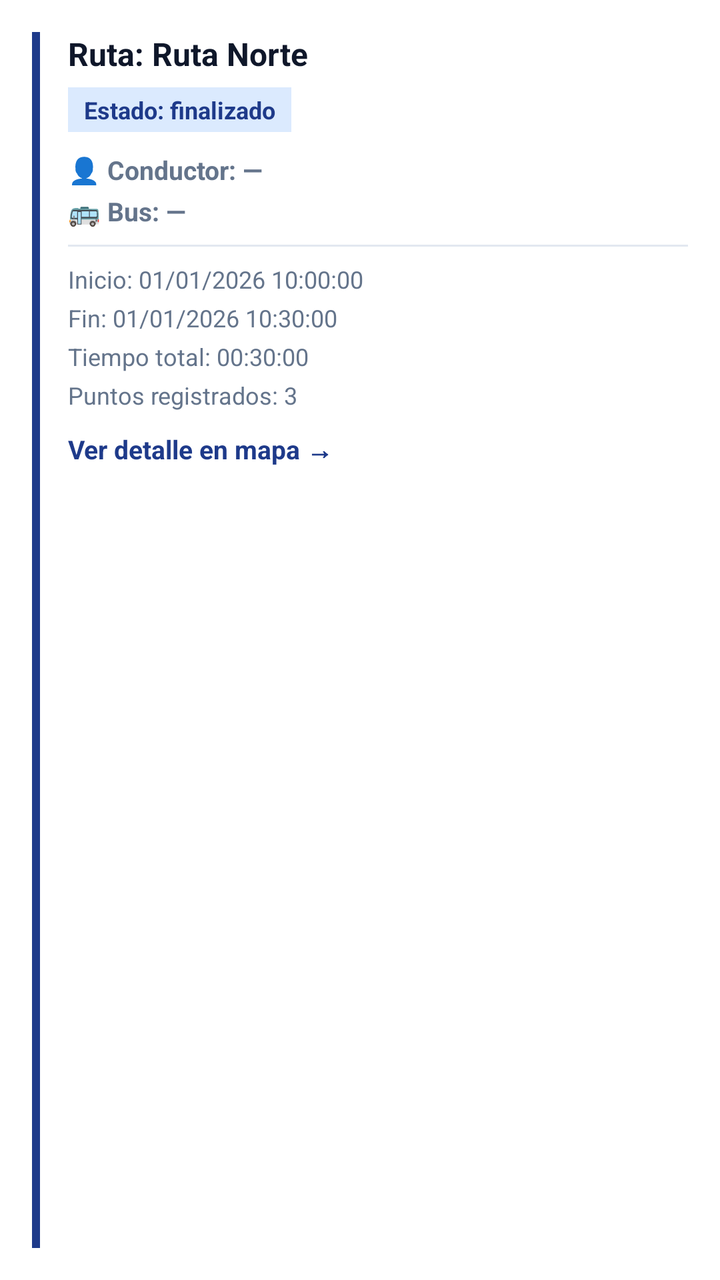
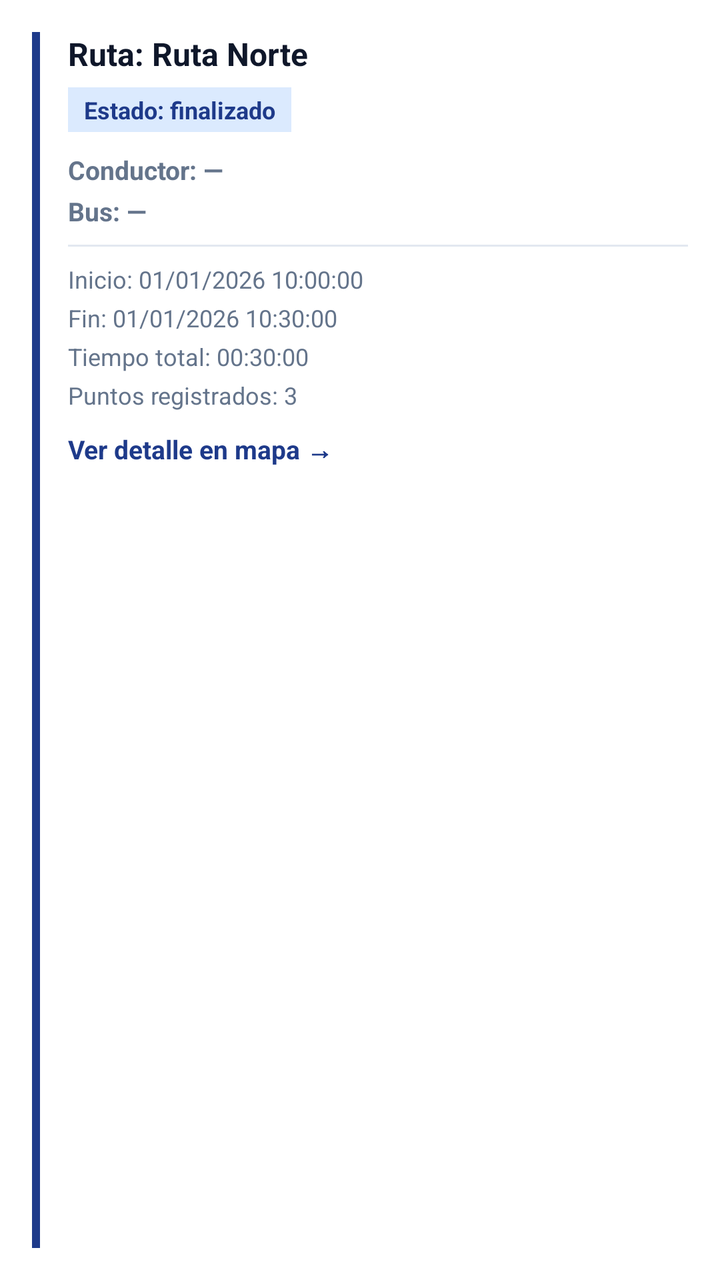

Two renders of the same Android screen: before a commit and after it. Below are the layout's source before the change and the commit's diff.
<!-- AndroidManifest.xml: application theme Theme.Copia1APP -->
<!-- res/layout/item_historial_recorrido.xml -->
<?xml version="1.0" encoding="utf-8"?>
<LinearLayout
    xmlns:android="http://schemas.android.com/apk/res/android"
    android:layout_width="match_parent"
    android:layout_height="wrap_content"
    android:orientation="horizontal"
    android:background="@color/surface"
    android:padding="16dp"
    android:layout_marginBottom="12dp"
    android:layout_marginStart="4dp"
    android:layout_marginEnd="4dp">

    
    <View
        android:layout_width="4dp"
        android:layout_height="match_parent"
        android:background="@color/primary"
        android:layout_marginEnd="14dp" />

    
    <LinearLayout
        android:layout_width="0dp"
        android:layout_height="wrap_content"
        android:layout_weight="1"
        android:orientation="vertical">

        
        <TextView
            android:id="@+id/tvRutaHistorialItem"
            android:layout_width="match_parent"
            android:layout_height="wrap_content"
            android:text="Ruta: Ruta Norte"
            android:textSize="16sp"
            android:textStyle="bold"
            android:textColor="@color/text_primary"
            android:layout_marginBottom="6dp" />

        
        <LinearLayout
            android:layout_width="wrap_content"
            android:layout_height="wrap_content"
            android:background="@color/primary_light"
            android:paddingStart="8dp"
            android:paddingEnd="8dp"
            android:paddingTop="3dp"
            android:paddingBottom="3dp"
            android:layout_marginBottom="10dp">

            <TextView
                android:id="@+id/tvEstadoHistorialItem"
                android:layout_width="wrap_content"
                android:layout_height="wrap_content"
                android:text="Estado: finalizado"
                android:textSize="12sp"
                android:textStyle="bold"
                android:textColor="@color/primary" />

        </LinearLayout>

        
        <TextView
            android:id="@+id/tvConductorHistorialItem"
            android:layout_width="match_parent"
            android:layout_height="wrap_content"
            android:text="👤 Conductor: —"
            android:textSize="13sp"
            android:textColor="@color/text_secondary"
            android:textStyle="bold"
            android:layout_marginBottom="3dp" />

        
        <TextView
            android:id="@+id/tvBusHistorialItem"
            android:layout_width="match_parent"
            android:layout_height="wrap_content"
            android:text="🚌 Bus: —"
            android:textSize="13sp"
            android:textColor="@color/text_secondary"
            android:textStyle="bold"
            android:layout_marginBottom="8dp" />

        
        <View
            android:layout_width="match_parent"
            android:layout_height="1dp"
            android:background="@color/border"
            android:layout_marginBottom="8dp" />

        
        <TextView
            android:id="@+id/tvInicioHistorialItem"
            android:layout_width="match_parent"
            android:layout_height="wrap_content"
            android:text="Inicio: 01/01/2026 10:00:00"
            android:textSize="12sp"
            android:textColor="@color/text_secondary"
            android:layout_marginBottom="3dp" />

        <TextView
            android:id="@+id/tvFinHistorialItem"
            android:layout_width="match_parent"
            android:layout_height="wrap_content"
            android:text="Fin: 01/01/2026 10:30:00"
            android:textSize="12sp"
            android:textColor="@color/text_secondary"
            android:layout_marginBottom="3dp" />

        <TextView
            android:id="@+id/tvTiempoTotalHistorialItem"
            android:layout_width="match_parent"
            android:layout_height="wrap_content"
            android:text="Tiempo total: 00:30:00"
            android:textSize="12sp"
            android:textColor="@color/text_secondary"
            android:layout_marginBottom="3dp" />

        <TextView
            android:id="@+id/tvCantidadPuntosHistorialItem"
            android:layout_width="match_parent"
            android:layout_height="wrap_content"
            android:text="Puntos registrados: 3"
            android:textSize="12sp"
            android:textColor="@color/text_secondary" />

        
        <TextView
            android:id="@+id/tvVerDetalle"
            android:layout_width="wrap_content"
            android:layout_height="wrap_content"
            android:text="Ver detalle en mapa →"
            android:textColor="@color/primary"
            android:textStyle="bold"
            android:textSize="13sp"
            android:layout_marginTop="10dp" />

    </LinearLayout>

</LinearLayout>
<!-- resources referenced by this layout -->
<resources>
  <color name="border">#E2E8F0</color>
  <color name="primary">#1E3A8A</color>
  <color name="primary_light">#DBEAFE</color>
  <color name="surface">#FFFFFF</color>
  <color name="text_primary">#0F172A</color>
  <color name="text_secondary">#64748B</color>
  <style name="Theme.Copia1APP" parent="Base.Theme.Copia1APP" />
  <style name="Base.Theme.Copia1APP" parent="Theme.AppCompat.Light">
          
          
      </style>
</resources>

<!-- the commit's change to res/layout/item_historial_recorrido.xml (unified diff, before → after) -->
@@ -62,7 +62,7 @@
             android:id="@+id/tvConductorHistorialItem"
             android:layout_width="match_parent"
             android:layout_height="wrap_content"
-            android:text="👤 Conductor: —"
+            android:text="Conductor: —"
             android:textSize="13sp"
             android:textColor="@color/text_secondary"
             android:textStyle="bold"
@@ -73,7 +73,7 @@
             android:id="@+id/tvBusHistorialItem"
             android:layout_width="match_parent"
             android:layout_height="wrap_content"
-            android:text="🚌 Bus: —"
+            android:text="Bus: —"
             android:textSize="13sp"
             android:textColor="@color/text_secondary"
             android:textStyle="bold"
